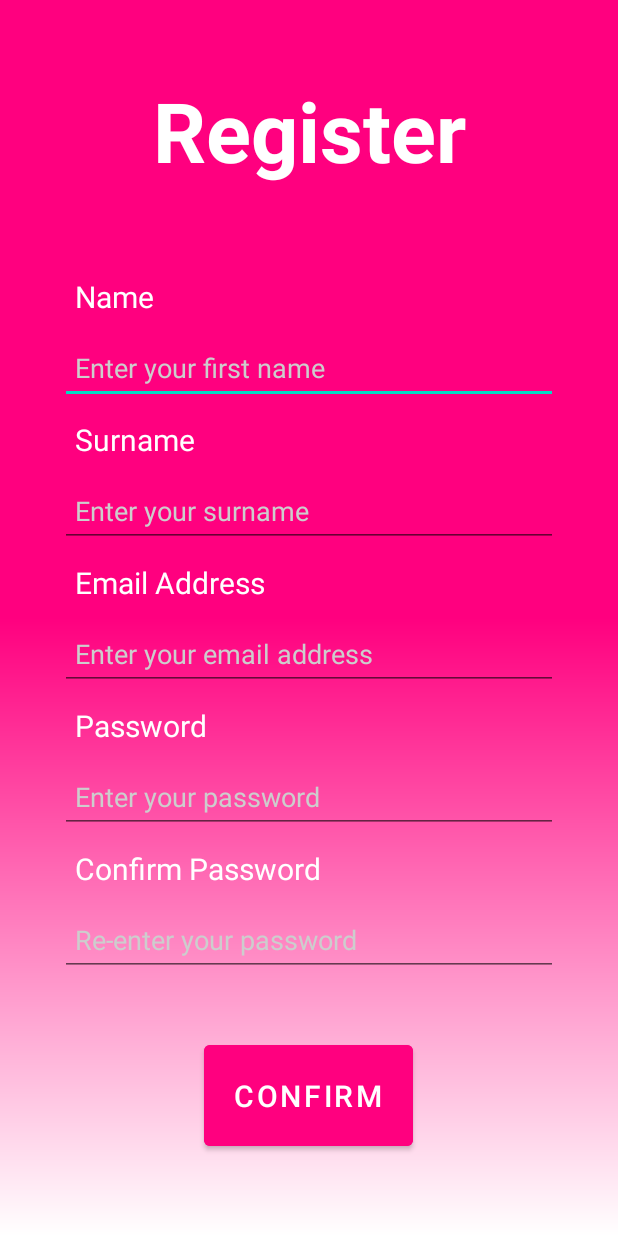
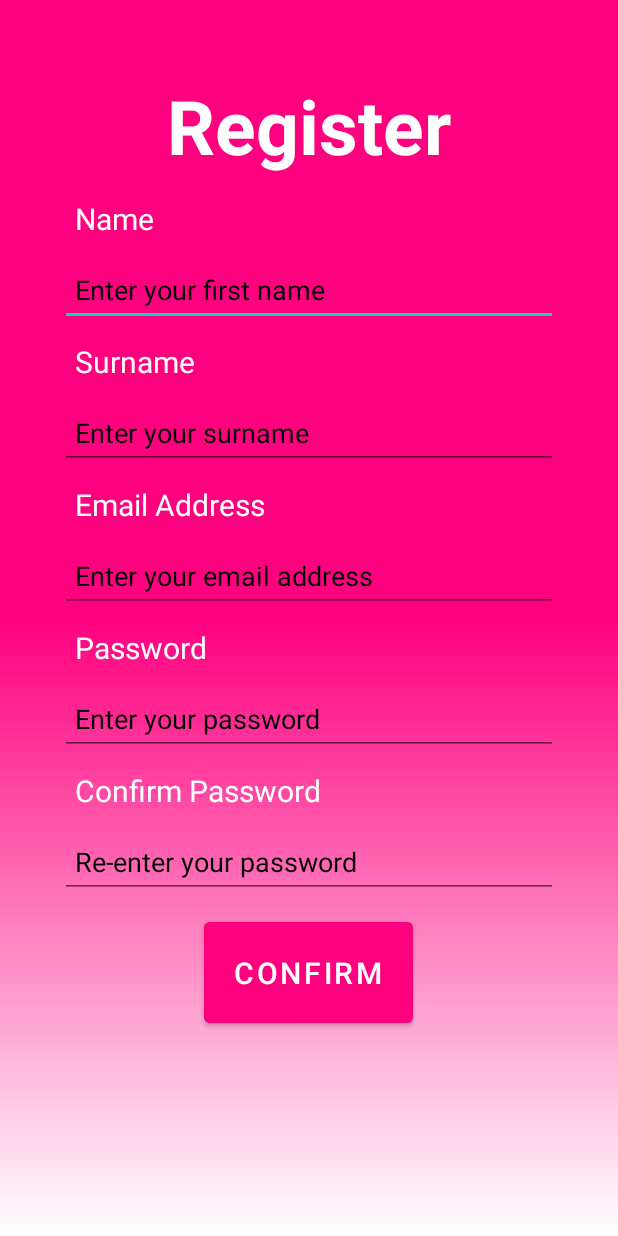
Before and after one commit to LucyZachos/The-Sustainable-Spoonful, an Android app: the layout activity_register.xml on its own in the app's theme, with its tools: preview values and no code run, on a phone screen of 412 x 824 dp. Run offline under Robolectric (Android 15) with nearby library versions, the phone set to English and light mode, and no system bars.

```diff
--- a/SustainableSpoonfulApp/app/src/main/AndroidManifest.xml
+++ b/SustainableSpoonfulApp/app/src/main/AndroidManifest.xml
@@ -11,6 +11,7 @@
         android:supportsRtl="true"
         android:theme="@style/Theme.SustainableSpoonfulApp"
         tools:targetApi="31">
+        <!--Main Activity When Opening the Application-->
         <activity
             android:name=".MainActivity"
             android:exported="true">
@@ -20,6 +21,9 @@
                 <category android:name="android.intent.category.LAUNCHER" />
             </intent-filter>
         </activity>
+        <activity android:name=".RegisterActivity"/> <!--Registration Activity-->
+        <activity android:name=".LoginActivity"/> <!--Login Activity-->
+        <activity android:name=".LandingActivity"/> <!--Landing Page Activity-->
     </application>
 
 </manifest>
--- a/SustainableSpoonfulApp/app/src/main/java/com/example/sustainablespoonfulapp/RegisterActivity.java
+++ b/SustainableSpoonfulApp/app/src/main/java/com/example/sustainablespoonfulapp/RegisterActivity.java
@@ -1,8 +1,10 @@
 package com.example.sustainablespoonfulapp;
 
+import androidx.appcompat.app.AppCompatActivity;
+import android.content.Intent;
 import android.os.Bundle;
-
-import androidx.appcompat.app.AppCompatActivity;
+import android.view.View;
+import android.widget.Button;
 
 public class RegisterActivity extends AppCompatActivity {
 
--- a/SustainableSpoonfulApp/app/src/main/res/layout/activity_register.xml
+++ b/SustainableSpoonfulApp/app/src/main/res/layout/activity_register.xml
@@ -20,7 +20,7 @@
         android:gravity="center"
         android:text="@string/register_label"
         android:textColor="@color/white"
-        android:textSize="55sp"
+        android:textSize="50sp"
         android:textStyle="bold" />
 
     <!--Name Label-->
@@ -33,7 +33,8 @@
         android:textColor="@color/white"
         android:textSize="20sp"
         android:padding="10sp"
-        android:layout_marginStart="40sp"/>
+        android:layout_marginStart="40sp"
+        android:layout_marginTop="-45sp"/>
 
     <!--Name Text Box-->
     <EditText
@@ -46,7 +47,7 @@
         android:hint="@string/register_name_placeholder"
         android:padding="10sp"
         android:textColor="@color/white"
-        android:textColorHint="@color/lightGrey"
+        android:textColorHint="@color/black"
         tools:ignore="Autofill,TextContrastCheck,TextFields" />
 
     <!--Surname Label-->
@@ -72,7 +73,7 @@
         android:hint="@string/register_surname_placeholder"
         android:padding="10sp"
         android:textColor="@color/white"
-        android:textColorHint="@color/lightGrey"
+        android:textColorHint="@color/black"
         tools:ignore="Autofill,TextContrastCheck,TextFields" />
 
     <!--Email Address Label-->
@@ -98,7 +99,7 @@
         android:hint="@string/register_email_address_placeholder"
         android:padding="10sp"
         android:textColor="@color/white"
-        android:textColorHint="@color/lightGrey"
+        android:textColorHint="@color/black"
         tools:ignore="Autofill,TextContrastCheck,TextFields" />
 
     <!--Password Label-->
@@ -124,7 +125,7 @@
         android:hint="@string/register_password_placeholder"
         android:padding="10sp"
         android:textColor="@color/white"
-        android:textColorHint="@color/lightGrey"
+        android:textColorHint="@color/black"
         tools:ignore="Autofill,TextContrastCheck,TextFields" />
 
     <!--Confirm Password Label-->
@@ -149,7 +150,8 @@
         android:layout_marginRight="40sp"
         android:hint="@string/register_confirm_password_placeholder"
         android:padding="10sp"
-        android:textColorHint="@color/lightGrey"
+        android:textColor="@color/white"
+        android:textColorHint="@color/black"
         tools:ignore="Autofill,TextContrastCheck,TextFields" />
 
     <!--Confirm Button-->
@@ -162,6 +164,6 @@
         android:textSize="20sp"
         android:backgroundTint="@color/pink"
         android:layout_centerHorizontal="true"
-        android:layout_margin="40sp"
+        android:layout_margin="10sp"
         android:padding="20sp" />
 </RelativeLayout>
```
Also changed, not shown: SustainableSpoonfulApp/app/src/main/java/com/example/sustainablespoonfulapp/MainActivity.java (+22 -1 lines), SustainableSpoonfulApp/app/src/main/res/layout/activity_login.xml (+5 -4 lines), SustainableSpoonfulApp/app/src/main/res/layout/activity_main.xml (+9 -8 lines).
